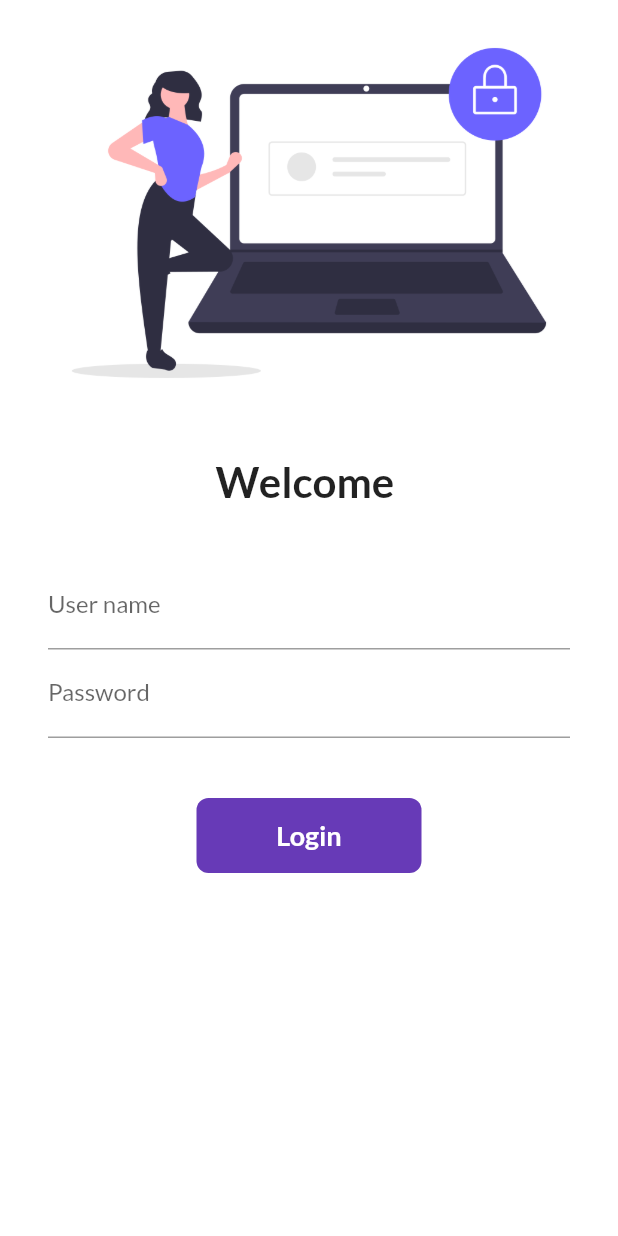
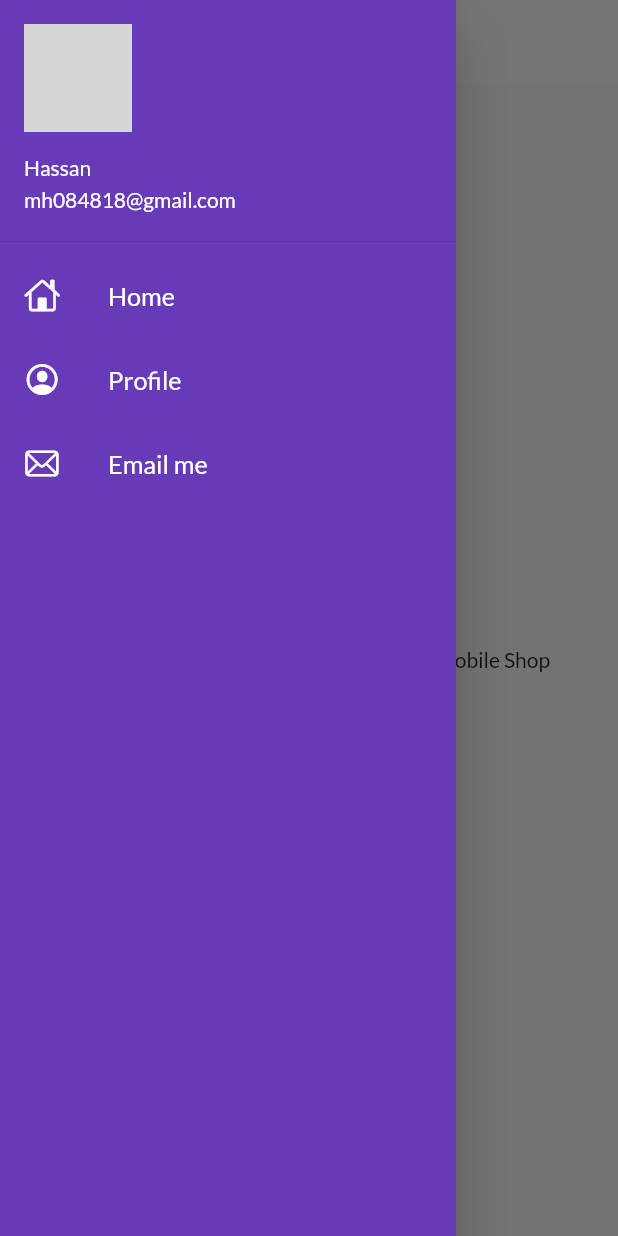
Before and after one commit to MuhammadHassanShaikh/MobileShop, a Flutter app: the screen it shows after launch, with the side drawer open (before the commit the screen has no drawer), on a phone screen of 412 x 824 dp. Run offline on Flutter 3.47's test engine with Material 2 defaults, Android fonts, the phone set to English and light mode, and no system bars; our stand-ins replace google_fonts; network calls fail; grey boxes are pictures that could not be loaded.

Commit message:
theme extracted

```diff
--- a/lib/home_page.dart
+++ b/lib/home_page.dart
@@ -1,4 +1,5 @@
 import 'package:flutter/material.dart';
+import 'package:mobile_shop_app/widget/drawer.dart';
 
 class HomePage extends StatelessWidget {
   final int days = 30;
@@ -15,7 +16,7 @@ class HomePage extends StatelessWidget {
           child: Text("Welcome to $days days of flutter by $name"),
         ),
       ),
-      drawer: Drawer(),
+      drawer: MyDrawer(),
     );
   }
 }
--- a/lib/main.dart
+++ b/lib/main.dart
@@ -1,7 +1,7 @@
 import 'package:flutter/material.dart';
 import 'package:mobile_shop_app/pages/login_page.dart';
 import 'package:mobile_shop_app/utils/routes.dart';
-import 'package:google_fonts/google_fonts.dart';
+import 'package:mobile_shop_app/widget/theme.dart';
 import 'home_page.dart';
 
 void main() {
@@ -15,11 +15,10 @@ class MyApp extends StatelessWidget {
   Widget build(BuildContext context) {
     return MaterialApp(
       themeMode: ThemeMode.light,
-      theme: ThemeData(
-        primarySwatch: Colors.deepPurple,
-        fontFamily: GoogleFonts.lato().fontFamily,
-      ),
-      initialRoute: "/",
+      theme: MyTheme.lightTheme(context),
+      darkTheme: MyTheme.darkTheme(context),
+      debugShowCheckedModeBanner: false,
+      initialRoute: MyRoutes.homeRoute,
       routes: {
         "/": (context) => LoginPage(),
         MyRoutes.homeRoute: (context) => HomePage(),
@@ -28,4 +27,4 @@ class MyApp extends StatelessWidget {
     );
   }
 }
-//2 45 7
+//3 7 55
--- /dev/null
+++ b/lib/widget/drawer.dart
@@ -0,0 +1,63 @@
+import 'package:flutter/cupertino.dart';
+import 'package:flutter/material.dart';
+
+class MyDrawer extends StatelessWidget {
+  @override
+  Widget build(BuildContext context) {
+    final imageUrl =
+        "https://encrypted-tbn0.gstatic.com/images?q=tbn:ANd9GcSlrq1WYrYwbi0plVOTPHa89C4j-uKKuxRosg&usqp=CAU";
+    return Drawer(
+      child: Container(
+        color: Colors.deepPurple,
+        child: ListView(
+          padding: EdgeInsets.zero,
+          children: [
+            DrawerHeader(
+                padding: EdgeInsets.zero,
+                child: UserAccountsDrawerHeader(
+                  margin: EdgeInsets.zero,
+                  accountName: Text("Hassan"),
+                  accountEmail: Text("mh084818@gmail.com"),
+                  currentAccountPicture: CircleAvatar(
+                    backgroundImage: NetworkImage(imageUrl),
+                  ),
+                )),
+            ListTile(
+              leading: Icon(
+                CupertinoIcons.home,
+                color: Colors.white,
+              ),
+              title: Text(
+                "Home",
+                textScaleFactor: 1.2,
+                style: TextStyle(color: Colors.white),
+              ),
+            ),
+            ListTile(
+              leading: Icon(
+                CupertinoIcons.profile_circled,
+                color: Colors.white,
+              ),
+              title: Text(
+                "Profile",
+                textScaleFactor: 1.2,
+                style: TextStyle(color: Colors.white),
+              ),
+            ),
+            ListTile(
+              leading: Icon(
+                CupertinoIcons.mail,
+                color: Colors.white,
+              ),
+              title: Text(
+                "Email me",
+                textScaleFactor: 1.2,
+                style: TextStyle(color: Colors.white),
+              ),
+            )
+          ],
+        ),
+      ),
+    );
+  }
+}
--- /dev/null
+++ b/lib/widget/theme.dart
@@ -0,0 +1,19 @@
+import 'package:flutter/material.dart';
+import 'package:google_fonts/google_fonts.dart';
+
+class MyTheme {
+  static ThemeData lightTheme(BuildContext context) => ThemeData(
+      primarySwatch: Colors.deepPurple,
+      fontFamily: GoogleFonts.lato().fontFamily,
+      appBarTheme: AppBarTheme(
+        color: Colors.white,
+        elevation: 0.0,
+        iconTheme: IconThemeData(
+          color: Colors.black,
+        ),
+        textTheme: Theme.of(context).textTheme,
+      ));
+  static ThemeData darkTheme(BuildContext context) => ThemeData(
+        brightness: Brightness.dark,
+      );
+}
```
